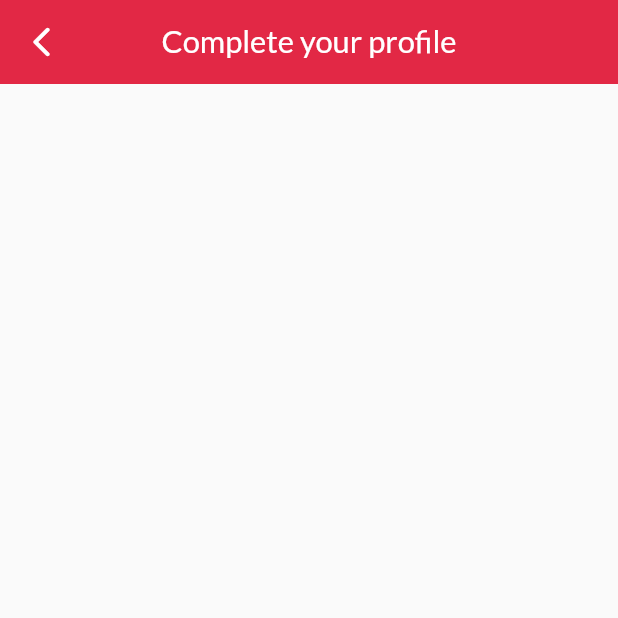
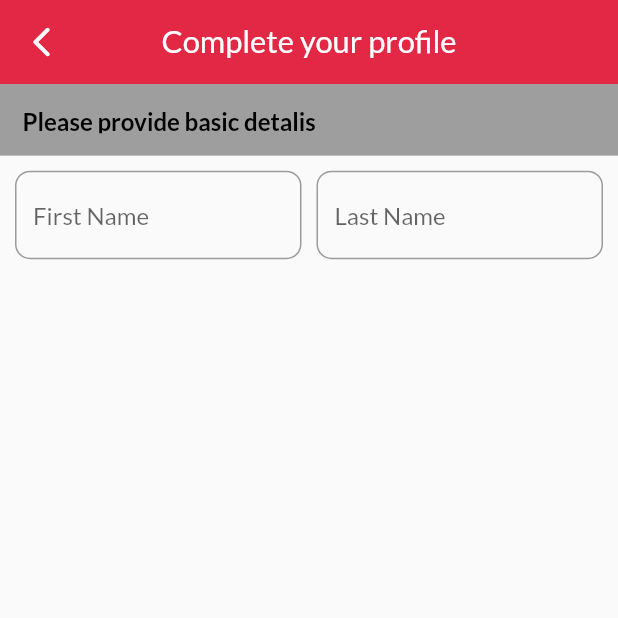
Before and after one commit to Shawon-mas/someriean_health, a Flutter app: the CompleteProfileScreen screen opened by its route, on a phone screen of 412 x 824 dp, the top half of it. Run offline on Flutter 3.47's test engine with Material 2 defaults, Android fonts, the phone set to English and light mode, and no system bars; our stand-ins replace cloud_firestore, firebase_auth, firebase_core, flutter_screenutil, get, google_fonts and 4 more; accounts and stored records are empty.

Commit message:
complete_profile_screen created

```diff
--- a/lib/controller/global_controller.dart
+++ b/lib/controller/global_controller.dart
@@ -32,7 +32,7 @@ class GlobalController extends GetxController {
   _redirect(bool userExists) {
     Future.delayed(const Duration(milliseconds: 2500), () {
       if (userExists) {
-        Get.offAllNamed(home);
+        Get.offAllNamed(completeYourProfile);
       } else {
         Get.offAllNamed(login);
       }
--- a/lib/view/screens/complete_profile_screen.dart
+++ b/lib/view/screens/complete_profile_screen.dart
@@ -1,5 +1,8 @@
 import 'package:flutter/material.dart';
 import 'package:somerian_health/view/widget/common_toolbar.dart';
+import 'package:flutter_screenutil/flutter_screenutil.dart';
+
+import '../widget/text_widget.dart';
 
 class CompleteProfileScreen extends StatelessWidget {
   const CompleteProfileScreen({Key? key}) : super(key: key);
@@ -8,7 +11,61 @@ class CompleteProfileScreen extends StatelessWidget {
   Widget build(BuildContext context) {
     return Scaffold(
       appBar: CommonToolbar(title: 'Complete your profile',),
-      body: SizedBox(),
+      body: Column(
+        children: [
+          Container(
+            color: Colors.grey,
+            width: double.infinity,
+            height: 40.h,
+            child: Padding(
+              padding: const EdgeInsets.all(5.0),
+              child: TextWidget(value: "Please provide basic detalis",size: 14.sp,fontWeight: FontWeight.w700,textColor: Colors.black,),
+            ),
+          ),
+          Padding(
+            padding: const EdgeInsets.symmetric(horizontal: 10,vertical: 10),
+            child: Row(
+              mainAxisAlignment: MainAxisAlignment.spaceAround,
+              children: [
+                Expanded(
+                  child: TextFormField(
+                    decoration: InputDecoration(
+                      hintText: 'First Name',
+                      border: OutlineInputBorder(
+                        borderRadius: BorderRadius.circular(10.0),
+                      ),
+                      focusedBorder: OutlineInputBorder(
+                        borderSide:
+                        const BorderSide(color: Colors.black54, width: 1.0),
+                        borderRadius: BorderRadius.circular(10.0),
+                      ),
+
+                    ),
+
+                  ),
+                ),
+                SizedBox(width: 10,),
+                Expanded(
+                  child: TextFormField(
+                    decoration: InputDecoration(
+                        hintText: 'Last Name',
+                      border: OutlineInputBorder(
+                        borderRadius: BorderRadius.circular(10.0),
+                      ),
+                      focusedBorder: OutlineInputBorder(
+                        borderSide:
+                        const BorderSide(color: Colors.black54, width: 1.0),
+                        borderRadius: BorderRadius.circular(10.0),
+                      ),
+                    ),
+                  ),
+                ),
+
+              ],
+            ),
+          )
+        ],
+      ),
     );
   }
 }
```
Also changed, not shown: pubspec.lock.
